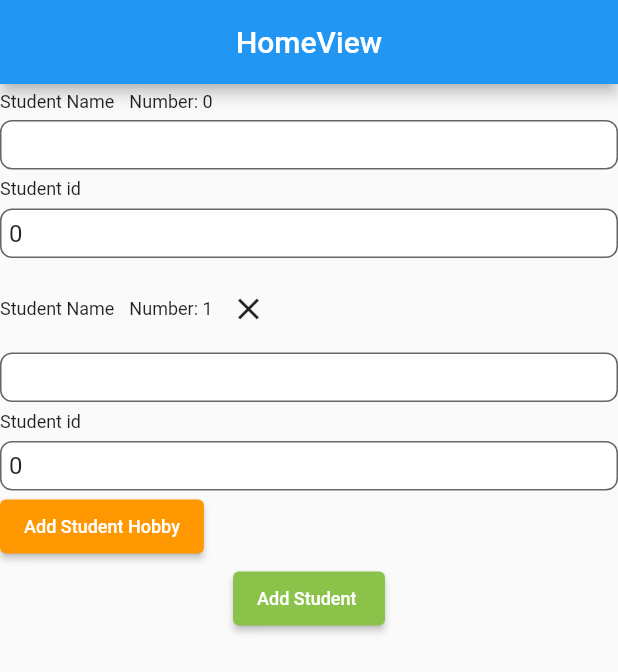
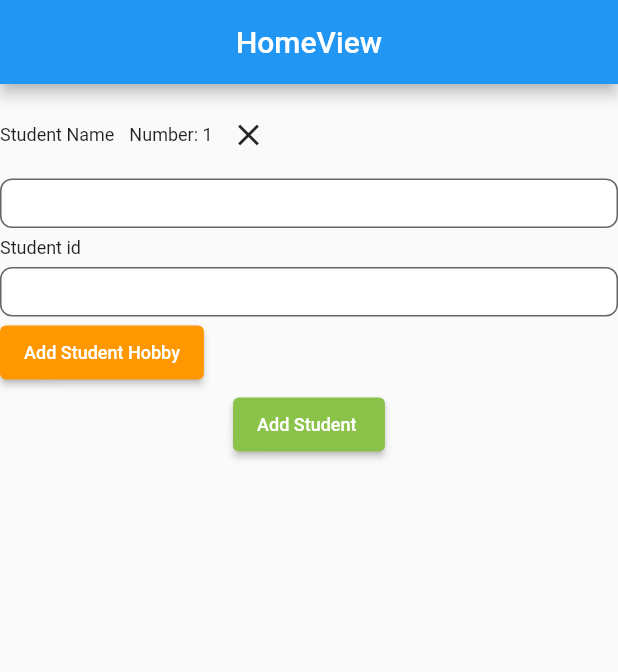
Before and after one commit to Md-ANik22/my_getx, a Flutter app: the screen it shows after launch, after a tap on "Add Student", on a phone screen of 412 x 824 dp. Shown: the top 672 px of the screen. Run offline on Flutter 3.47's test engine with Material 2 defaults, Android fonts, the phone set to English and light mode, and no system bars; our stand-ins replace get.

```diff
--- a/lib/app/modules/home/controllers/home_controller.dart
+++ b/lib/app/modules/home/controllers/home_controller.dart
@@ -1,4 +1,7 @@
 import 'package:get/get.dart';
+
+import '../studentModel.dart';
+import 'package:flutter/material.dart';
 
 class HomeController extends GetxController {
   //TODO: Implement HomeController
@@ -8,6 +11,16 @@ class HomeController extends GetxController {
 
   var hobbyaddList =[].obs;
   var countHobby=0.obs;
+  Map sMap = {}.obs;
+
+
+
+
+  var  student = <Student>[].obs;
+  var studentName = TextEditingController();
+  var studentId = TextEditingController();
+  var hobby =<Hobby>[].obs;
+  var hobbyVal =''.obs;
   @override
   void onInit() {
     super.onInit();
--- /dev/null
+++ b/lib/app/modules/home/studentModel.dart
@@ -0,0 +1,19 @@
+class Student {
+    final String? name;
+    final String ? id;
+    final List<Hobby> ? hobby;
+
+
+    Student({this.name, this.id, this.hobby});
+
+
+
+}
+
+class Hobby{
+    final String? hobbyName;
+
+    Hobby({this.hobbyName});
+
+
+}
--- a/lib/app/modules/home/views/home_view.dart
+++ b/lib/app/modules/home/views/home_view.dart
@@ -3,6 +3,7 @@ import 'package:flutter/material.dart';
 import 'package:get/get.dart';
 
 import '../controllers/home_controller.dart';
+import '../studentModel.dart';
 
 class HomeView extends GetView<HomeController> {
   @override
@@ -18,64 +19,64 @@ class HomeView extends GetView<HomeController> {
               Column(
                 crossAxisAlignment: CrossAxisAlignment.start,
                 children: [
-                  SizedBox(height: 5,),
-                  Row(
-                    children: [
-                      Text("Student Name",style: TextStyle(fontSize: 12),),
-                      SizedBox(width: 10,),
-                      Text("Number: ${controller.count.value}",style: TextStyle(fontSize: 12),),
-                      // IconButton(onPressed: (){
-                      //   controller.spanList.removeAt(spanNumber) ;
-                      // }, icon: Icon(Icons.close))
-                    ],
-                  ),
-                  SizedBox(height: 5,),
-                  TextFormField(
-
-                    decoration: InputDecoration(
-                        isDense: true,
-                        contentPadding: EdgeInsets.fromLTRB(6,14,14,0),
-                        border: OutlineInputBorder(
-                          borderRadius: const BorderRadius.all(
-                            Radius.circular(8.0),
-                          ),
-                        ),
-                        focusedBorder: OutlineInputBorder(
-                          borderRadius: BorderRadius.circular(8.0),
-                          borderSide: BorderSide(
-                            color: Colors.lightGreen,
-                          ),
-                        ),
-
-                        focusColor:Colors.lightGreen,
-                        filled: true,
-                        fillColor: Colors.white),
-                  ),
-                  Padding(
-                    padding: const EdgeInsets.symmetric(vertical: 6),
-                    child: Text("Student id",style: TextStyle(fontSize: 12),),
-                  ),
-                  TextFormField(
-                    initialValue: 0.toString(),
-                    decoration: InputDecoration(
-                        isDense: true,
-                        contentPadding: EdgeInsets.fromLTRB(6,14,14,0),
-                        border: OutlineInputBorder(
-                          borderRadius: const BorderRadius.all(
-                            Radius.circular(8.0),
-                          ),
-                        ),
-                        focusedBorder: OutlineInputBorder(
-                          borderRadius: BorderRadius.circular(8.0),
-                          borderSide: BorderSide(
-                            color: Colors.lightGreen,
-                          ),
-                        ),
-
-                        focusColor: Colors.lightGreen,
-                        filled: true,
-                        fillColor: Colors.white),
-                  ),
+                  // SizedBox(height: 5,),
+                  // Row(
+                  //   children: [
+                  //     Text("Student Name",style: TextStyle(fontSize: 12),),
+                  //     SizedBox(width: 10,),
+                  //     Text("Number: ${controller.count.value}",style: TextStyle(fontSize: 12),),
+                  //     // IconButton(onPressed: (){
+                  //     //   controller.spanList.removeAt(spanNumber) ;
+                  //     // }, icon: Icon(Icons.close))
+                  //   ],
+                  // ),
+                  // SizedBox(height: 5,),
+                  // TextFormField(
+                  //
+                  //   decoration: InputDecoration(
+                  //       isDense: true,
+                  //       contentPadding: EdgeInsets.fromLTRB(6,14,14,0),
+                  //       border: OutlineInputBorder(
+                  //         borderRadius: const BorderRadius.all(
+                  //           Radius.circular(8.0),
+                  //         ),
+                  //       ),
+                  //       focusedBorder: OutlineInputBorder(
+                  //         borderRadius: BorderRadius.circular(8.0),
+                  //         borderSide: BorderSide(
+                  //           color: Colors.lightGreen,
+                  //         ),
+                  //       ),
+                  //
+                  //       focusColor:Colors.lightGreen,
+                  //       filled: true,
+                  //       fillColor: Colors.white),
+                  // ),
+                  // Padding(
+                  //   padding: const EdgeInsets.symmetric(vertical: 6),
+                  //   child: Text("Student id",style: TextStyle(fontSize: 12),),
+                  // ),
+                  // TextFormField(
+                  //   initialValue: 0.toString(),
+                  //   decoration: InputDecoration(
+                  //       isDense: true,
+                  //       contentPadding: EdgeInsets.fromLTRB(6,14,14,0),
+                  //       border: OutlineInputBorder(
+                  //         borderRadius: const BorderRadius.all(
+                  //           Radius.circular(8.0),
+                  //         ),
+                  //       ),
+                  //       focusedBorder: OutlineInputBorder(
+                  //         borderRadius: BorderRadius.circular(8.0),
+                  //         borderSide: BorderSide(
+                  //           color: Colors.lightGreen,
+                  //         ),
+                  //       ),
+                  //
+                  //       focusColor: Colors.lightGreen,
+                  //       filled: true,
+                  //       fillColor: Colors.white),
+                  // ),
                 ],
               ),
               SizedBox(height: 5,),
@@ -101,7 +102,7 @@ class HomeView extends GetView<HomeController> {
                         ),
                         SizedBox(height: 5,),
                         TextFormField(
-
+                          controller: controller.studentName,
                           decoration: InputDecoration(
                               isDense: true,
                               contentPadding: EdgeInsets.fromLTRB(6,14,14,0),
@@ -126,8 +127,9 @@ class HomeView extends GetView<HomeController> {
                           child: Text("Student id",style: TextStyle(fontSize: 12),),
                         ),
                         TextFormField(
-                          initialValue: 0.toString(),
+                          controller: controller.studentId,
                           decoration: InputDecoration(
+
                               isDense: true,
                               contentPadding: EdgeInsets.fromLTRB(6,14,14,0),
                               border: OutlineInputBorder(
@@ -150,7 +152,7 @@ class HomeView extends GetView<HomeController> {
                         Obx(()=>ListView.builder(
                             shrinkWrap: true,
                             physics: NeverScrollableScrollPhysics(),
-                            itemCount: controller.hobbyaddList.length,
+                            itemCount: controller.hobby.length,
                             itemBuilder: (BuildContext context, int index) {
                               return Obx(
                                     () => Container(
@@ -182,6 +184,7 @@ class HomeView extends GetView<HomeController> {
                                     }).toList(),
                                     onChanged: (newValue) {
                                       print(newValue);
+                                      controller.hobbyVal.value=newValue.toString();
                                     },
                                   ),
                                 ),
@@ -200,6 +203,9 @@ class HomeView extends GetView<HomeController> {
                             onPressed: () {
                               controller.hobbyIncrement();
                               controller.hobbyaddList.add(controller.countHobby.value);
+                              controller.hobby.add(Hobby(
+                                hobbyName: controller.hobbyVal.value
+                              ));
                             },
                             child: Text(
                               "Add Student Hobby",
@@ -216,6 +222,16 @@ class HomeView extends GetView<HomeController> {
                   onPressed: () {
                     controller.increment();
                     controller.studentList.add(controller.count.value);
+
+                    controller.student.add(Student(
+                      hobby:[],
+                      id:  controller.studentId.text,
+                      name: controller.studentName.text,
+
+                    ));
+
+
+
                   },
                   child: Text(
                     "Add Student ",
--- a/lib/main.dart
+++ b/lib/main.dart
@@ -7,6 +7,7 @@ import 'app/routes/app_pages.dart';
 void main() {
   runApp(
     GetMaterialApp(
+      debugShowCheckedModeBanner: false,
       title: "Application",
       initialRoute: AppPages.INITIAL,
       getPages: AppPages.routes,
```
